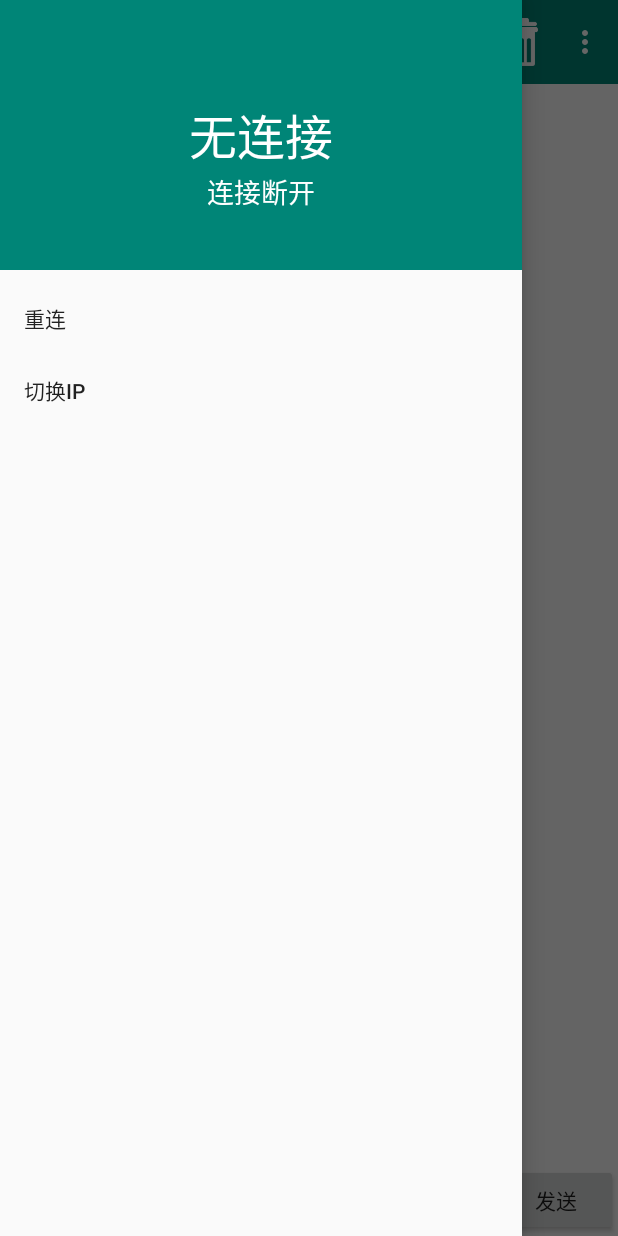
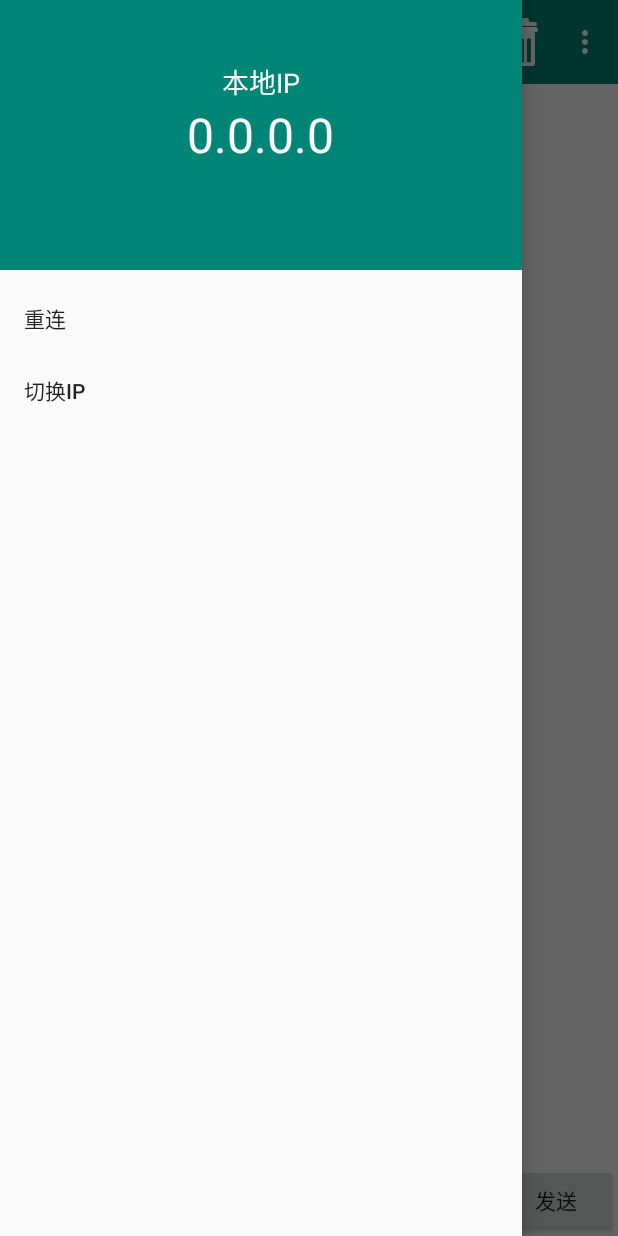
Before and after one commit to nealspirit/GlovesTextShow, an Android app: the screen it shows after launch (MainActivity), with the side drawer open, on a phone screen of 412 x 824 dp. Run offline under Robolectric (Android 15) with nearby library versions, the phone set to English and light mode, and no system bars; libraries missing offline, so code that uses them is left out: com.iflytek.cloud; 1 statement that could not run was skipped.

Commit message:
添加本地IP

```diff
--- a/app/src/main/java/com/glovestextshow/android/MainActivity.java
+++ b/app/src/main/java/com/glovestextshow/android/MainActivity.java
@@ -51,7 +51,6 @@ public class MainActivity extends AppCompatActivity implements View.OnClickListe
     private DrawerLayout drawerLayout;
     private NavigationView navigationView;
     private TextView NavHeaderIP;
-    private TextView NavHeaderConnection;
 
     public Socket socket = null;
     private RecognizerDialog iatDialog;
@@ -111,7 +110,7 @@ public class MainActivity extends AppCompatActivity implements View.OnClickListe
         navigationView = findViewById(R.id.nav_view);
         View headerView = navigationView.getHeaderView(0);
         NavHeaderIP = headerView.findViewById(R.id.nav_header_IP);
-        NavHeaderConnection = headerView.findViewById(R.id.nav_header_connection);
+        NavHeaderIP.setText(NetWorkUtils.getLocalIpAddress(this));
         navigationView.setNavigationItemSelectedListener(new NavigationView.OnNavigationItemSelectedListener() {
             @Override
             public boolean onNavigationItemSelected(@NonNull MenuItem menuItem) {
@@ -175,8 +174,6 @@ public class MainActivity extends AppCompatActivity implements View.OnClickListe
     private void connect() {
         toolbar.setTitle(ipText);
         toolbar.setSubtitle("正在连接...");
-        NavHeaderIP.setText(ipText);
-        NavHeaderConnection.setText("正在连接...");
 
         new Thread(new Runnable() {
             @Override
@@ -195,7 +192,6 @@ public class MainActivity extends AppCompatActivity implements View.OnClickListe
                             public void run() {
                                 if (line.equals("@200")){
                                     toolbar.setSubtitle("已连接");
-                                    NavHeaderConnection.setText("已连接");
                                 }else {
                                     Date date = new Date(System.currentTimeMillis());
                                     Msg msg = new Msg(line, Msg.TYPE_RECEIVED, date);
@@ -214,7 +210,6 @@ public class MainActivity extends AppCompatActivity implements View.OnClickListe
                         @Override
                         public void run() {
                             toolbar.setSubtitle("连接断开");
-                            NavHeaderConnection.setText("连接断开");
                         }
                     });
                 }
--- /dev/null
+++ b/app/src/main/java/com/glovestextshow/android/NetWorkUtils.java
@@ -0,0 +1,59 @@
+package com.glovestextshow.android;
+
+import android.content.Context;
+import android.net.ConnectivityManager;
+import android.net.NetworkInfo;
+import android.net.wifi.WifiInfo;
+import android.net.wifi.WifiManager;
+
+public class NetWorkUtils {
+
+
+    /**
+     * 检查网络是否可用
+     *
+     * @param paramContext
+     * @return
+     */
+    public static boolean checkEnable(Context paramContext) {
+        boolean i = false;
+        NetworkInfo localNetworkInfo = ((ConnectivityManager) paramContext.getSystemService("connectivity")).getActiveNetworkInfo();
+        if ((localNetworkInfo != null) && (localNetworkInfo.isAvailable()))
+            return true;
+        return false;
+    }
+
+    /**
+     * 将ip的整数形式转换成ip形式
+     *
+     * @param ipInt
+     * @return
+     */
+    public static String int2ip(int ipInt) {
+        StringBuilder sb = new StringBuilder();
+        sb.append(ipInt & 0xFF).append(".");
+        sb.append((ipInt >> 8) & 0xFF).append(".");
+        sb.append((ipInt >> 16) & 0xFF).append(".");
+        sb.append((ipInt >> 24) & 0xFF);
+        return sb.toString();
+    }
+
+    /**
+     * 获取当前ip地址
+     *
+     * @param context
+     * @return
+     */
+    public static String getLocalIpAddress(Context context) {
+        try {
+
+            WifiManager wifiManager = (WifiManager) context.getSystemService(Context.WIFI_SERVICE);
+            WifiInfo wifiInfo = wifiManager.getConnectionInfo();
+            int i = wifiInfo.getIpAddress();
+            return int2ip(i);
+        } catch (Exception ex) {
+            return " 获取IP出错鸟!!!!请保证是WIFI,或者请重新打开网络!\n" + ex.getMessage();
+        }
+        // return null;
+    }
+}
--- a/app/src/main/res/layout/headerlayout.xml
+++ b/app/src/main/res/layout/headerlayout.xml
@@ -4,6 +4,15 @@
     android:layout_height="180dp"
     android:padding="10dp"
     android:background="?attr/colorPrimary">
+
+    <TextView
+        android:layout_width="wrap_content"
+        android:layout_height="wrap_content"
+        android:layout_above="@id/nav_header_IP"
+        android:layout_centerHorizontal="true"
+        android:textColor="#fff"
+        android:textSize="18sp"
+        android:text="本地IP"/>
 
     <TextView
         android:id="@+id/nav_header_IP"
@@ -13,13 +22,4 @@
         android:textColor="#fff"
         android:textSize="32sp"/>
 
-    <TextView
-        android:id="@+id/nav_header_connection"
-        android:layout_width="wrap_content"
-        android:layout_height="wrap_content"
-        android:layout_below="@id/nav_header_IP"
-        android:layout_centerHorizontal="true"
-        android:textColor="#fff"
-        android:textSize="18sp"/>
-
 </RelativeLayout>
```
